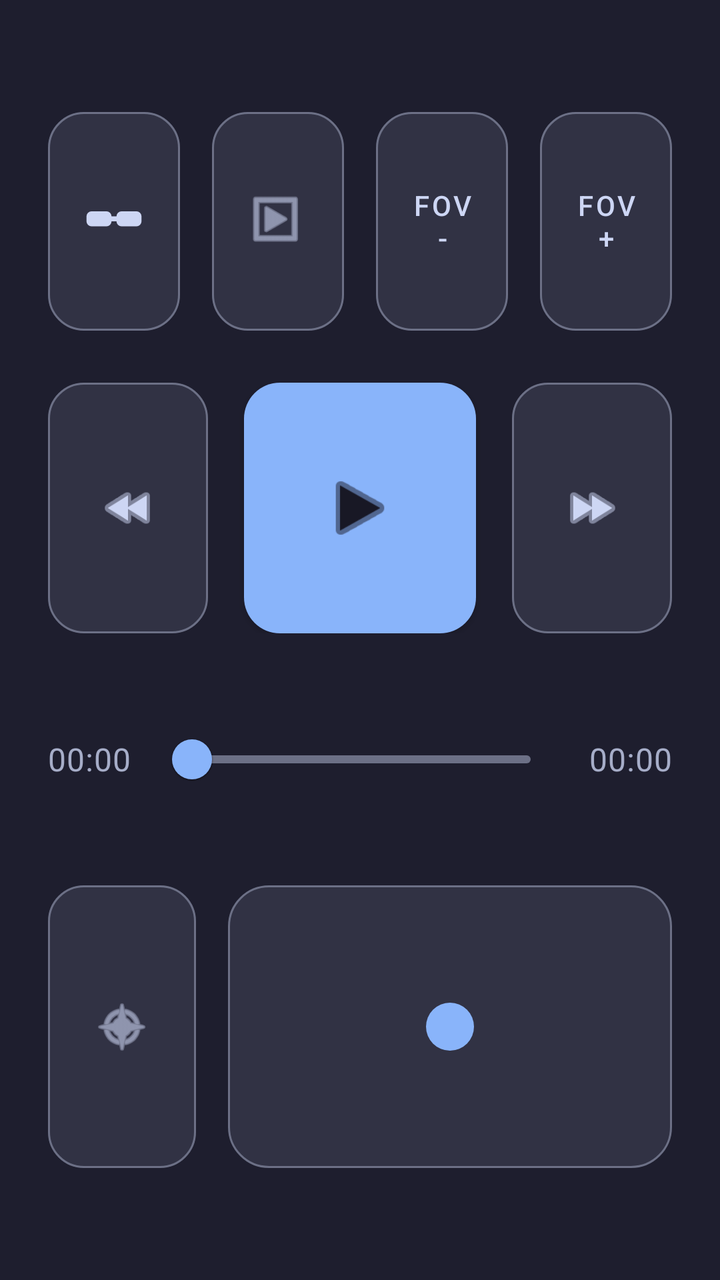
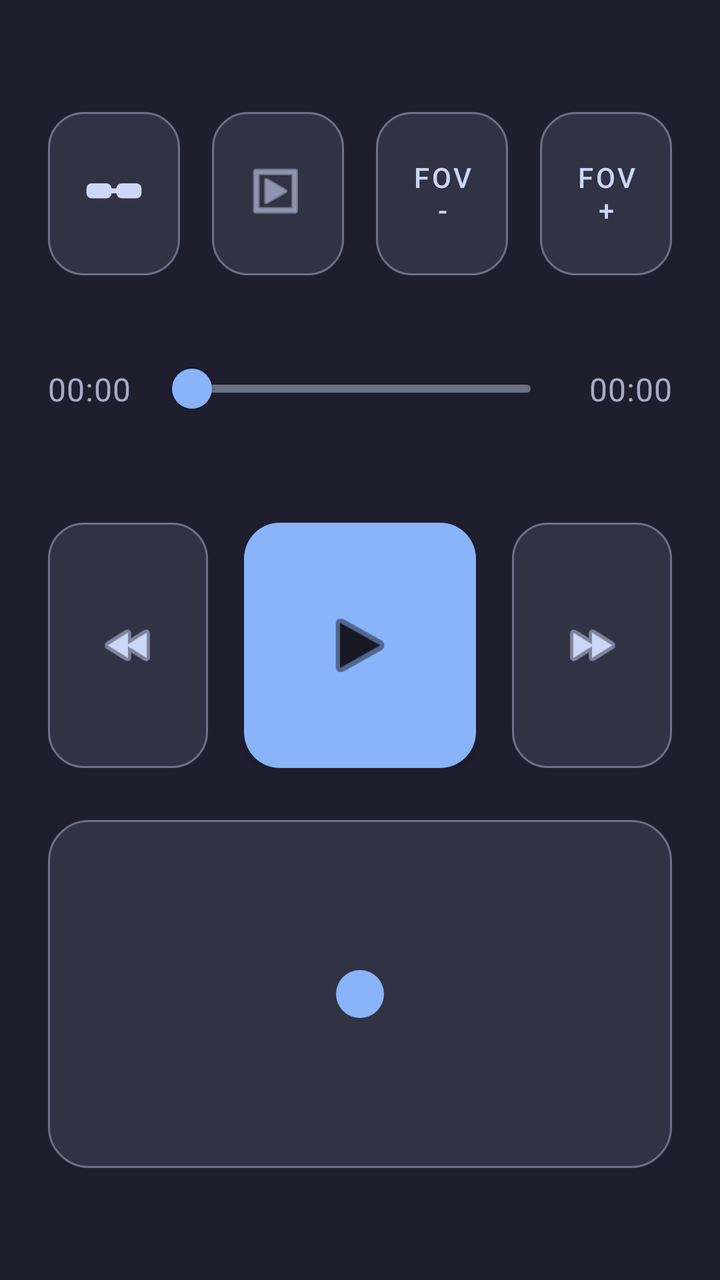

An Android layout rendered at two revisions. The XML below is the earlier revision; the diff shows what the commit changed to produce the second picture.
<!-- AndroidManifest.xml: application theme Theme.Vr2xr -->
<!-- res/layout/activity_player.xml -->
<?xml version="1.0" encoding="utf-8"?>
<FrameLayout xmlns:android="http://schemas.android.com/apk/res/android"
    xmlns:app="http://schemas.android.com/apk/res-auto"
    android:layout_width="match_parent"
    android:layout_height="match_parent">

    <android.opengl.GLSurfaceView
        android:id="@+id/videoSurface"
        android:layout_width="match_parent"
        android:layout_height="match_parent" />

    <LinearLayout
        android:id="@+id/playerControlsPanel"
        android:layout_width="match_parent"
        android:layout_height="match_parent"
        android:background="@color/launcher_background"
        android:orientation="vertical"
        android:paddingStart="@dimen/player_controls_panel_horizontal_padding"
        android:paddingTop="@dimen/player_controls_panel_top_safe_padding"
        android:paddingEnd="@dimen/player_controls_panel_horizontal_padding"
        android:paddingBottom="@dimen/player_controls_panel_bottom_safe_padding">

        <LinearLayout
            android:layout_width="match_parent"
            android:layout_height="0dp"
            android:layout_weight="1.05"
            android:gravity="center_vertical"
            android:orientation="horizontal">

            <com.google.android.material.button.MaterialButton
                android:id="@+id/glassesSettingsButton"
                style="@style/Widget.Vr2xr.Player.IconOnlyButton"
                android:layout_width="0dp"
                android:layout_height="match_parent"
                android:layout_weight="1"
                android:contentDescription="@string/glasses_settings_content_description"
                app:icon="@drawable/ic_player_glasses" />

            <com.google.android.material.button.MaterialButton
                android:id="@+id/projectionSettingsButton"
                style="@style/Widget.Vr2xr.Player.IconOnlyButton"
                android:layout_width="0dp"
                android:layout_height="match_parent"
                android:layout_marginStart="@dimen/player_controls_row_spacing"
                android:layout_weight="1"
                android:contentDescription="@string/projection_settings_content_description"
                app:icon="@android:drawable/ic_menu_slideshow" />

            <com.google.android.material.button.MaterialButton
                android:id="@+id/fovDecreaseButton"
                style="@style/Widget.Vr2xr.Player.IconOnlyButton"
                android:layout_width="0dp"
                android:layout_height="match_parent"
                android:layout_marginStart="@dimen/player_controls_row_spacing"
                android:layout_weight="1"
                android:contentDescription="@string/projection_fov_decrease_content_description"
                android:text="@string/projection_fov_decrease"
                app:icon="@null" />

            <com.google.android.material.button.MaterialButton
                android:id="@+id/fovIncreaseButton"
                style="@style/Widget.Vr2xr.Player.IconOnlyButton"
                android:layout_width="0dp"
                android:layout_height="match_parent"
                android:layout_marginStart="@dimen/player_controls_row_spacing"
                android:layout_weight="1"
                android:contentDescription="@string/projection_fov_increase_content_description"
                android:text="@string/projection_fov_increase"
                app:icon="@null" />
        </LinearLayout>

        <LinearLayout
            android:layout_width="match_parent"
            android:layout_height="0dp"
            android:layout_weight="1.2"
            android:layout_marginTop="@dimen/player_controls_primary_row_spacing"
            android:gravity="center"
            android:orientation="horizontal">

            <com.google.android.material.button.MaterialButton
                android:id="@+id/seekBackButton"
                style="@style/Widget.Vr2xr.Player.TransportIconButton"
                android:layout_width="0dp"
                android:layout_height="match_parent"
                android:layout_marginEnd="@dimen/player_controls_transport_spacing"
                android:layout_weight="1"
                android:contentDescription="@string/player_seek_back_content_description"
                app:icon="@android:drawable/ic_media_rew" />

            <com.google.android.material.button.MaterialButton
                android:id="@+id/playPauseButton"
                style="@style/Widget.Vr2xr.Player.PlayPauseButton"
                android:layout_width="0dp"
                android:layout_height="match_parent"
                android:layout_weight="1.45"
                android:contentDescription="@string/player_play_content_description"
                android:gravity="center"
                app:icon="@android:drawable/ic_media_play" />

            <com.google.android.material.button.MaterialButton
                android:id="@+id/seekForwardButton"
                style="@style/Widget.Vr2xr.Player.TransportIconButton"
                android:layout_width="0dp"
                android:layout_height="match_parent"
                android:layout_marginStart="@dimen/player_controls_transport_spacing"
                android:layout_weight="1"
                android:contentDescription="@string/player_seek_forward_content_description"
                app:icon="@android:drawable/ic_media_ff" />
        </LinearLayout>

        <LinearLayout
            android:layout_width="match_parent"
            android:layout_height="0dp"
            android:layout_weight="0.9"
            android:layout_marginTop="@dimen/player_controls_row_spacing"
            android:gravity="center_vertical"
            android:orientation="horizontal">

            <TextView
                android:id="@+id/currentTimeText"
                style="@style/TextAppearance.Vr2xr.Player.TimeLabel"
                android:layout_width="0dp"
                android:layout_height="wrap_content"
                android:layout_weight="1"
                android:text="@string/player_default_time"
                android:textAlignment="viewStart" />

            <com.google.android.material.slider.Slider
                android:id="@+id/timelineSlider"
                android:layout_width="0dp"
                android:layout_height="wrap_content"
                android:layout_marginStart="@dimen/player_timeline_time_spacing"
                android:layout_marginEnd="@dimen/player_timeline_time_spacing"
                android:layout_weight="4.5"
                android:contentDescription="@string/player_timeline_content_description"
                android:value="0"
                android:valueFrom="0"
                android:valueTo="1"
                app:haloColor="@color/player_controls_timeline_halo"
                app:labelBehavior="gone"
                app:thumbColor="@color/player_controls_timeline_active"
                app:trackColorActive="@color/player_controls_timeline_active"
                app:trackColorInactive="@color/player_controls_timeline_inactive" />

            <TextView
                android:id="@+id/durationTimeText"
                style="@style/TextAppearance.Vr2xr.Player.TimeLabel"
                android:layout_width="0dp"
                android:layout_height="wrap_content"
                android:layout_weight="1"
                android:text="@string/player_default_time"
                android:textAlignment="viewEnd" />
        </LinearLayout>

        <LinearLayout
            android:layout_width="match_parent"
            android:layout_height="0dp"
            android:layout_weight="1.35"
            android:layout_marginTop="@dimen/player_controls_row_spacing"
            android:gravity="center_vertical"
            android:orientation="horizontal">

            <com.google.android.material.button.MaterialButton
                android:id="@+id/recenterButton"
                style="@style/Widget.Vr2xr.Player.IconOnlyButton"
                android:layout_width="0dp"
                android:layout_height="match_parent"
                android:layout_weight="1"
                android:contentDescription="@string/recenter_content_description"
                app:icon="@android:drawable/ic_menu_compass" />

            <FrameLayout
                android:id="@+id/touchpadArea"
                android:layout_width="0dp"
                android:layout_height="match_parent"
                android:layout_marginStart="@dimen/player_controls_row_spacing"
                android:layout_weight="3"
                android:background="@drawable/bg_player_touchpad"
                android:contentDescription="@string/player_touchpad_content_description">

                <View
                    android:id="@+id/touchpadIndicator"
                    android:layout_width="@dimen/player_touchpad_indicator_size"
                    android:layout_height="@dimen/player_touchpad_indicator_size"
                    android:layout_gravity="center"
                    android:background="@drawable/bg_player_touchpad_indicator" />
            </FrameLayout>
        </LinearLayout>
    </LinearLayout>

    <FrameLayout
        android:id="@+id/diagnosticsContainer"
        android:layout_width="match_parent"
        android:layout_height="match_parent" />

</FrameLayout>
<!-- resources referenced by this layout -->
<resources>
  <color name="launcher_background">@color/catppuccin_mocha_base</color>
  <color name="player_controls_timeline_active">@color/catppuccin_mocha_blue</color>
  <color name="player_controls_timeline_halo">#3389B4FA</color>
  <color name="player_controls_timeline_inactive">@color/catppuccin_mocha_overlay0</color>
  <dimen name="player_controls_panel_bottom_safe_padding">56dp</dimen>
  <dimen name="player_controls_panel_horizontal_padding">24dp</dimen>
  <dimen name="player_controls_panel_top_safe_padding">56dp</dimen>
  <dimen name="player_controls_primary_row_spacing">26dp</dimen>
  <dimen name="player_controls_row_spacing">16dp</dimen>
  <dimen name="player_controls_transport_spacing">18dp</dimen>
  <dimen name="player_timeline_time_spacing">12dp</dimen>
  <dimen name="player_touchpad_indicator_size">24dp</dimen>
  <string name="glasses_settings_content_description">Open glasses settings</string>
  <string name="player_default_time">00:00</string>
  <string name="player_play_content_description">Play</string>
  <string name="player_seek_back_content_description">Seek backward 15 seconds</string>
  <string name="player_seek_forward_content_description">Seek forward 15 seconds</string>
  <string name="player_timeline_content_description">Playback timeline</string>
  <string name="player_touchpad_content_description">Manual touch tracking area</string>
  <string name="projection_fov_decrease">FOV -</string>
  <string name="projection_fov_decrease_content_description">Decrease FOV by 1 degree</string>
  <string name="projection_fov_increase">FOV +</string>
  <string name="projection_fov_increase_content_description">Increase FOV by 1 degree</string>
  <string name="projection_settings_content_description">Open projection settings</string>
  <string name="recenter_content_description">Recenter view</string>
  <style name="Widget.Vr2xr.Player.TransportIconButton" parent="Widget.Vr2xr.Player.IconOnlyButton" />
  <style name="Theme.Vr2xr" parent="Theme.MaterialComponents.DayNight.NoActionBar">
          <item name="android:windowFullscreen">false</item>
      </style>
  <color name="catppuccin_mocha_base">#1E1E2E</color>
  <color name="catppuccin_mocha_blue">#89B4FA</color>
  <color name="catppuccin_mocha_overlay0">#6C7086</color>
  <color name="player_touchpad_background">@color/catppuccin_mocha_surface0</color>
  <dimen name="player_touchpad_stroke_width">1dp</dimen>
  <color name="player_touchpad_outline">@color/catppuccin_mocha_overlay0</color>
  <dimen name="player_touchpad_corner_radius">20dp</dimen>
  <color name="player_touchpad_indicator">@color/catppuccin_mocha_blue</color>
  <color name="player_controls_button_icon">@color/catppuccin_mocha_text</color>
  <color name="player_controls_text_secondary">@color/catppuccin_mocha_subtext0</color>
  <dimen name="player_controls_time_text_size">16sp</dimen>
  <dimen name="player_controls_icon_size">30dp</dimen>
  <color name="player_controls_play_button">@color/catppuccin_mocha_blue</color>
  <dimen name="player_controls_button_corner_radius">18dp</dimen>
  <dimen name="player_play_pause_icon_size">40dp</dimen>
  <color name="player_controls_play_button_icon">@color/catppuccin_mocha_mantle</color>
  <color name="catppuccin_mocha_surface0">#313244</color>
  <color name="catppuccin_mocha_text">#CDD6F4</color>
  <color name="catppuccin_mocha_subtext0">#A6ADC8</color>
  <dimen name="player_controls_button_min_height">68dp</dimen>
  <color name="player_controls_text_primary">@color/catppuccin_mocha_text</color>
  <color name="player_controls_button_surface">@color/catppuccin_mocha_surface0</color>
  <color name="player_controls_button_outline">@color/catppuccin_mocha_overlay0</color>
  <color name="catppuccin_mocha_mantle">#181825</color>
  <!-- unchanged entries left out for length: 7 -->
</resources>

<!-- the commit's change to res/layout/activity_player.xml (unified diff, before → after) -->
@@ -23,7 +23,7 @@
         <LinearLayout
             android:layout_width="match_parent"
             android:layout_height="0dp"
-            android:layout_weight="1.05"
+            android:layout_weight="0.8"
             android:gravity="center_vertical"
             android:orientation="horizontal">
 
@@ -72,46 +72,7 @@
         <LinearLayout
             android:layout_width="match_parent"
             android:layout_height="0dp"
-            android:layout_weight="1.2"
-            android:layout_marginTop="@dimen/player_controls_primary_row_spacing"
-            android:gravity="center"
-            android:orientation="horizontal">
-
-            <com.google.android.material.button.MaterialButton
-                android:id="@+id/seekBackButton"
-                style="@style/Widget.Vr2xr.Player.TransportIconButton"
-                android:layout_width="0dp"
-                android:layout_height="match_parent"
-                android:layout_marginEnd="@dimen/player_controls_transport_spacing"
-                android:layout_weight="1"
-                android:contentDescription="@string/player_seek_back_content_description"
-                app:icon="@android:drawable/ic_media_rew" />
-
-            <com.google.android.material.button.MaterialButton
-                android:id="@+id/playPauseButton"
-                style="@style/Widget.Vr2xr.Player.PlayPauseButton"
-                android:layout_width="0dp"
-                android:layout_height="match_parent"
-                android:layout_weight="1.45"
-                android:contentDescription="@string/player_play_content_description"
-                android:gravity="center"
-                app:icon="@android:drawable/ic_media_play" />
-
-            <com.google.android.material.button.MaterialButton
-                android:id="@+id/seekForwardButton"
-                style="@style/Widget.Vr2xr.Player.TransportIconButton"
-                android:layout_width="0dp"
-                android:layout_height="match_parent"
-                android:layout_marginStart="@dimen/player_controls_transport_spacing"
-                android:layout_weight="1"
-                android:contentDescription="@string/player_seek_forward_content_description"
-                app:icon="@android:drawable/ic_media_ff" />
-        </LinearLayout>
-
-        <LinearLayout
-            android:layout_width="match_parent"
-            android:layout_height="0dp"
-            android:layout_weight="0.9"
+            android:layout_weight="0.8"
             android:layout_marginTop="@dimen/player_controls_row_spacing"
             android:gravity="center_vertical"
             android:orientation="horizontal">
@@ -155,37 +116,58 @@
         <LinearLayout
             android:layout_width="match_parent"
             android:layout_height="0dp"
-            android:layout_weight="1.35"
-            android:layout_marginTop="@dimen/player_controls_row_spacing"
-            android:gravity="center_vertical"
+            android:layout_weight="1.2"
+            android:layout_marginTop="@dimen/player_controls_primary_row_spacing"
+            android:gravity="center"
             android:orientation="horizontal">
 
             <com.google.android.material.button.MaterialButton
-                android:id="@+id/recenterButton"
-                style="@style/Widget.Vr2xr.Player.IconOnlyButton"
+                android:id="@+id/seekBackButton"
+                style="@style/Widget.Vr2xr.Player.TransportIconButton"
                 android:layout_width="0dp"
                 android:layout_height="match_parent"
+                android:layout_marginEnd="@dimen/player_controls_transport_spacing"
                 android:layout_weight="1"
-                android:contentDescription="@string/recenter_content_description"
-                app:icon="@android:drawable/ic_menu_compass" />
+                android:contentDescription="@string/player_seek_back_content_description"
+                app:icon="@android:drawable/ic_media_rew" />
 
-            <FrameLayout
-                android:id="@+id/touchpadArea"
+            <com.google.android.material.button.MaterialButton
+                android:id="@+id/playPauseButton"
+                style="@style/Widget.Vr2xr.Player.PlayPauseButton"
                 android:layout_width="0dp"
                 android:layout_height="match_parent"
-                android:layout_marginStart="@dimen/player_controls_row_spacing"
-                android:layout_weight="3"
-                android:background="@drawable/bg_player_touchpad"
-                android:contentDescription="@string/player_touchpad_content_description">
+                android:layout_weight="1.45"
+                android:contentDescription="@string/player_play_content_description"
+                android:gravity="center"
+                app:icon="@android:drawable/ic_media_play" />
 
-                <View
-                    android:id="@+id/touchpadIndicator"
-                    android:layout_width="@dimen/player_touchpad_indicator_size"
-                    android:layout_height="@dimen/player_touchpad_indicator_size"
-                    android:layout_gravity="center"
-                    android:background="@drawable/bg_player_touchpad_indicator" />
-            </FrameLayout>
+            <com.google.android.material.button.MaterialButton
+                android:id="@+id/seekForwardButton"
+                style="@style/Widget.Vr2xr.Player.TransportIconButton"
+                android:layout_width="0dp"
+                android:layout_height="match_parent"
+                android:layout_marginStart="@dimen/player_controls_transport_spacing"
+                android:layout_weight="1"
+                android:contentDescription="@string/player_seek_forward_content_description"
+                app:icon="@android:drawable/ic_media_ff" />
         </LinearLayout>
+
+        <FrameLayout
+            android:id="@+id/touchpadArea"
+            android:layout_width="match_parent"
+            android:layout_height="0dp"
+            android:layout_marginTop="@dimen/player_controls_primary_row_spacing"
+            android:layout_weight="1.7"
+            android:background="@drawable/bg_player_touchpad"
+            android:contentDescription="@string/player_touchpad_content_description">
+
+            <View
+                android:id="@+id/touchpadIndicator"
+                android:layout_width="@dimen/player_touchpad_indicator_size"
+                android:layout_height="@dimen/player_touchpad_indicator_size"
+                android:layout_gravity="center"
+                android:background="@drawable/bg_player_touchpad_indicator" />
+        </FrameLayout>
     </LinearLayout>
 
     <FrameLayout
<!-- resource entries referenced after the edit -->
@@ -24,7 +24,6 @@
   <string name="projection_fov_increase">FOV +</string>
   <string name="projection_fov_increase_content_description">Increase FOV by 1 degree</string>
   <string name="projection_settings_content_description">Open projection settings</string>
-  <string name="recenter_content_description">Recenter view</string>
   <style name="Widget.Vr2xr.Player.TransportIconButton" parent="Widget.Vr2xr.Player.IconOnlyButton" />
   <style name="Theme.Vr2xr" parent="Theme.MaterialComponents.DayNight.NoActionBar">
           <item name="android:windowFullscreen">false</item>
